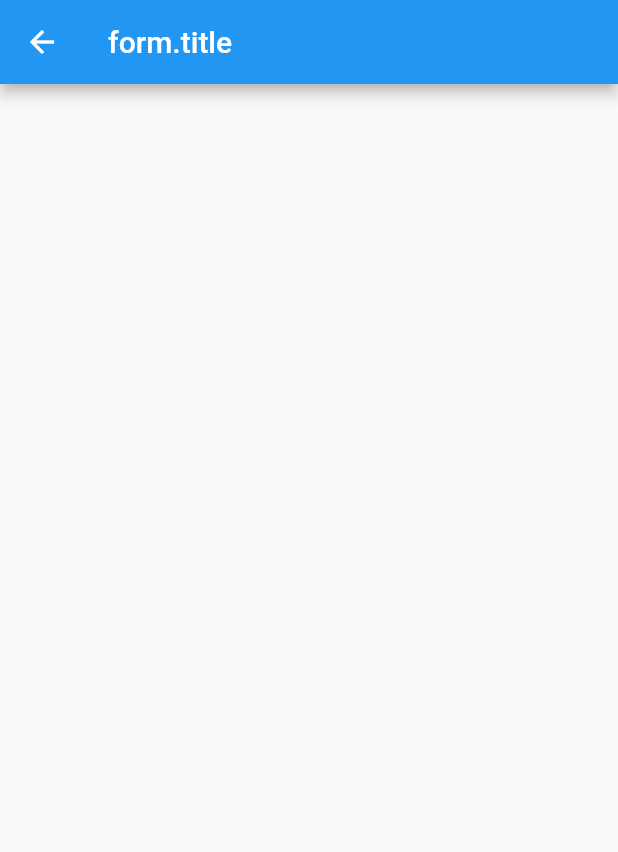
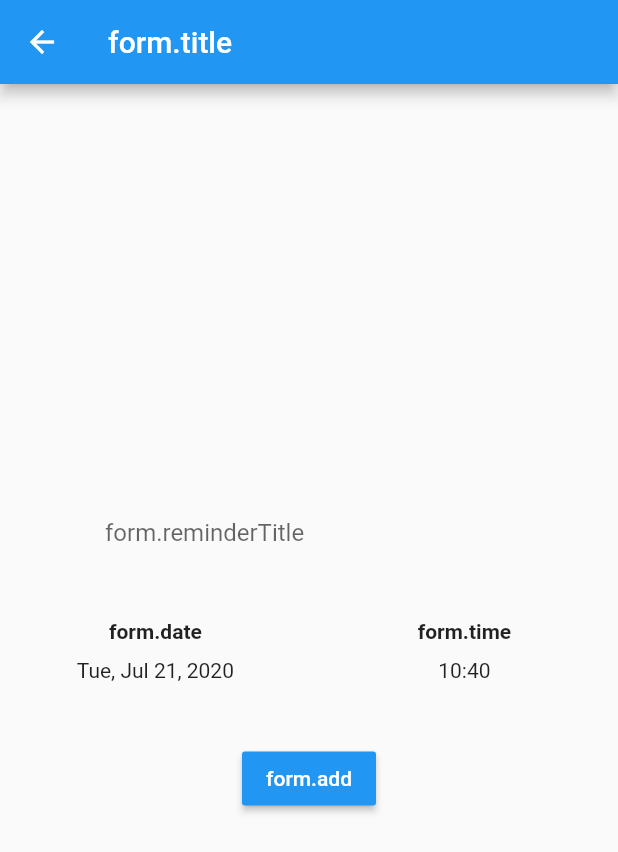
Before and after one commit to joanlopez/flutter-simple-reminders, a Flutter app: the screen it shows after launch, after a tap on the "add" icon, on a phone screen of 412 x 824 dp. Shown: the top 852 px of the screen. Run offline on Flutter 3.47's test engine with Material 2 defaults, Android fonts, the phone set to English and light mode, and no system bars; our stand-ins replace bloc, built_collection, equatable, flutter_bloc, flutter_local_notifications, flutter_translate.

Commit message:
Primitive implementation of schedule & list notifications

```diff
--- a/assets/i18n/en.json
+++ b/assets/i18n/en.json
@@ -1,6 +1,9 @@
 {
   "form": {
+    "add": "Add",
     "date": "Date",
+    "emptyTitle": "Cannot be blank",
+    "reminderTitle": "Reminder's title",
     "selectDate": "Select date",
     "time": "Time",
     "title": "Añadir nuevo recordatorio",
--- a/assets/i18n/es.json
+++ b/assets/i18n/es.json
@@ -1,6 +1,9 @@
 {
   "form": {
+    "add": "Añadir",
     "date": "Fecha",
+    "emptyTitle": "No puede estar vacío",
+    "reminderTitle": "Título del recordatorio",
     "selectDate": "Seleccione una fecha",
     "time": "Hora",
     "title": "Añadir nuevo recordatorio"
--- a/lib/bloc/bloc.dart
+++ b/lib/bloc/bloc.dart
@@ -1,4 +1,5 @@
 import 'package:bloc/bloc.dart';
+import 'package:built_collection/built_collection.dart';
 import 'package:simplereminders/bloc/state.dart';
 import 'package:simplereminders/bloc/event.dart';
 import 'package:simplereminders/domain/reminder.dart';
@@ -8,13 +9,13 @@ class AppBloc extends Bloc<AppEvent, AppState> {
 
   AppBloc(this.repository)
       : assert(repository != null),
-        super(AppState(isLoading: true));
+        super(AppState(isLoading: true, reminders: BuiltList()));
 
   @override
   Stream<AppState> mapEventToState(AppEvent event) async* {
     if (event is AppStarted) {
       repository.fetchReminders().then((reminders) {
-        add(RemindersLoaded(reminders));
+        add(RemindersLoaded(BuiltList.from(reminders)));
       });
 
       yield state.setLoading();
@@ -23,5 +24,10 @@ class AppBloc extends Bloc<AppEvent, AppState> {
     if (event is RemindersLoaded) {
       yield state.setLoaded(event.reminders);
     }
+
+    if (event is ReminderAdded) {
+      await repository.scheduleReminder(event.reminder);
+      yield state.addReminder(event.reminder);
+    }
   }
 }
--- a/lib/bloc/event.dart
+++ b/lib/bloc/event.dart
@@ -1,3 +1,4 @@
+import 'package:built_collection/built_collection.dart';
 import 'package:equatable/equatable.dart';
 import 'package:simplereminders/domain/reminder.dart';
 
@@ -11,10 +12,19 @@ abstract class AppEvent extends Equatable {
 class AppStarted extends AppEvent {}
 
 class RemindersLoaded extends AppEvent {
-  final List<Reminder> reminders;
+  final BuiltList<Reminder> reminders;
 
   RemindersLoaded(this.reminders);
 
   @override
   List<Object> get props => [reminders];
 }
+
+class ReminderAdded extends AppEvent {
+  final Reminder reminder;
+
+  ReminderAdded(this.reminder);
+
+  @override
+  List<Object> get props => [reminder];
+}
--- a/lib/bloc/state.dart
+++ b/lib/bloc/state.dart
@@ -1,18 +1,19 @@
+import 'package:built_collection/built_collection.dart';
 import 'package:equatable/equatable.dart';
 import 'package:simplereminders/domain/reminder.dart';
 
 class AppState extends Equatable {
   final bool isLoading;
-  final List<Reminder> reminders;
+  final BuiltList<Reminder> reminders;
 
-  AppState({this.isLoading = false, this.reminders = const []})
+  AppState({this.isLoading = false, this.reminders})
       : assert(isLoading != null),
         assert(reminders != null);
 
   @override
   List<Object> get props => [isLoading, reminders];
 
-  AppState setLoaded([List<Reminder> reminders]) {
+  AppState setLoaded([BuiltList<Reminder> reminders]) {
     return _copyWith(isLoading: false, reminders: reminders ?? []);
   }
 
@@ -21,14 +22,12 @@ class AppState extends Equatable {
   }
 
   AppState addReminder(Reminder reminder) {
-    reminders.add(reminder);
-
-    return _copyWith(reminders: reminders);
+    return _copyWith(reminders: reminders.rebuild((b) => b.add(reminder)));
   }
 
   AppState _copyWith({
     bool isLoading,
-    List<Reminder> reminders,
+    BuiltList<Reminder> reminders,
   }) {
     return AppState(
       isLoading: isLoading ?? this.isLoading,
--- a/lib/domain/reminder.dart
+++ b/lib/domain/reminder.dart
@@ -1,11 +1,40 @@
+import 'dart:io';
+import 'dart:math';
+import 'package:built_collection/built_collection.dart';
+import 'package:intl/intl.dart';
 import 'package:simplereminders/domain/notification.dart';
 
 class Reminder {
-  final Notification notification;
+  static const int maxId = 9999999;
 
-  const Reminder(this.notification);
+  final String title;
+  final DateTime scheduledAt;
+  Notification notification;
+
+  Reminder({this.title, this.scheduledAt})
+      : assert(title != null && title != ""),
+        assert(scheduledAt != null && scheduledAt.isAfter(DateTime.now())) {
+    this.notification = Notification(_generateId(), title, "", "");
+  }
+
+  Reminder.hydrate(this.title, this.scheduledAt, this.notification)
+      : assert(title != null && title != ""),
+        assert(scheduledAt != null && scheduledAt.isAfter(DateTime.now())),
+        assert(notification != null);
+
+  @override
+  String toString() {
+    String at = DateFormat.yMMMEd(Platform.localeName).add_Hm().format(scheduledAt);
+    return "$title @ $at";
+  }
+
+  int _generateId() {
+    return Random.secure().nextInt(maxId);
+  }
 }
 
 abstract class Repository {
-  Future<List<Reminder>> fetchReminders();
+  Future<void> scheduleReminder(Reminder reminder);
+
+  Future<BuiltList<Reminder>> fetchReminders();
 }
--- a/lib/notifications/repository.dart
+++ b/lib/notifications/repository.dart
@@ -1,3 +1,4 @@
+import 'package:built_collection/built_collection.dart';
 import 'package:flutter_local_notifications/flutter_local_notifications.dart';
 import 'package:simplereminders/domain/reminder.dart';
 import 'package:simplereminders/domain/notification.dart';
@@ -10,12 +11,21 @@ class NotificationsRepository implements Repository {
       : assert(notificationsProvider != null);
 
   @override
-  Future<List<Reminder>> fetchReminders() async {
+  Future<void> scheduleReminder(Reminder reminder) {
+    return notificationsProvider.schedule(reminder.scheduledAt, reminder.title);
+  }
+
+  @override
+  Future<BuiltList<Reminder>> fetchReminders() async {
     List<PendingNotificationRequest> notifications =
         await notificationsProvider.get();
 
-    return notifications
-        .map((n) => Reminder(Notification(n.id, n.title, n.body, n.payload)))
-        .toList();
+    DateTime now = DateTime.now();
+
+    return BuiltList.from(notifications
+        .where((n) => DateTime.parse(n.payload).isAfter(now))
+        .map((n) => Reminder.hydrate(n.title, DateTime.parse(n.payload),
+            Notification(n.id, n.title, n.body, n.payload)))
+        .toList());
   }
 }
--- a/lib/screens/form/screen.dart
+++ b/lib/screens/form/screen.dart
@@ -1,7 +1,12 @@
 import 'package:flutter/widgets.dart';
 import 'package:flutter/material.dart';
 import 'package:flutter/cupertino.dart';
+import 'package:flutter_bloc/flutter_bloc.dart';
+import 'package:simplereminders/bloc/bloc.dart';
+import 'package:simplereminders/bloc/event.dart';
+import 'package:simplereminders/domain/reminder.dart';
 import 'package:simplereminders/mixins/translator.dart';
+import 'package:simplereminders/screens/form/widgets/datetime_row.dart';
 
 class FormScreen extends StatefulWidget {
   static const String route = "form";
@@ -13,18 +18,76 @@ class FormScreen extends StatefulWidget {
 }
 
 class _FormScreenState extends State<FormScreen> with Translator {
+  final _formKey = GlobalKey<FormState>();
+  final _dateTimeRowKey = GlobalKey<DateTimeRowState>();
+
+  TextEditingController titleTextController = TextEditingController();
+
   @override
   Widget build(BuildContext context) {
     return Scaffold(
       appBar: AppBar(
         title: Text(translate("form.title")),
       ),
-      body: Center(
-        child: Column(
-          mainAxisAlignment: MainAxisAlignment.center,
-          children: <Widget>[],
+      body: Form(
+        key: _formKey,
+        child: Center(
+          child: Column(
+            mainAxisAlignment: MainAxisAlignment.center,
+            children: <Widget>[
+              buildTitleInput(),
+              DateTimeRow(key: _dateTimeRowKey),
+              buildSubmit(),
+            ],
+          ),
         ),
       ),
     );
   }
+
+  Padding buildTitleInput() {
+    return Padding(
+      padding: EdgeInsets.symmetric(vertical: 10.0, horizontal: 70.0),
+      child: TextFormField(
+        controller: titleTextController,
+        decoration: InputDecoration(
+          border: InputBorder.none,
+          hintText: translate('form.reminderTitle'),
+        ),
+        validator: (value) {
+          if (value.isEmpty) {
+            return translate("form.emptyTitle");
+          }
+          return null;
+        },
+      ),
+    );
+  }
+
+  Padding buildSubmit() {
+    return Padding(
+      padding: const EdgeInsets.symmetric(vertical: 16.0),
+      child: RaisedButton(
+        color: Colors.blue,
+        textColor: Colors.white,
+        onPressed: () {
+          if (_formKey.currentState.validate()) {
+            dispatchReminderAddedEvent();
+            Navigator.pop(context);
+          }
+        },
+        child: Text(translate("form.add")),
+      ),
+    );
+  }
+
+  void dispatchReminderAddedEvent() {
+    BlocProvider.of<AppBloc>(context)
+      ..add(
+        ReminderAdded(Reminder(
+          title: titleTextController.text.toString(),
+          scheduledAt: _dateTimeRowKey.currentState.currentDateTime(),
+        )),
+      );
+  }
 }
--- a/lib/screens/form/widgets/datetime_row.dart
+++ b/lib/screens/form/widgets/datetime_row.dart
@@ -6,7 +6,9 @@ import 'package:intl/date_symbol_data_local.dart';
 import 'package:simplereminders/mixins/translator.dart';
 
 class DateTimeRow extends StatefulWidget {
-  static const oneHour = Duration(hours: 1);
+  static const tenMinutes = Duration(minutes: 10);
+
+  DateTimeRow({Key key}) : super(key: key);
 
   @override
   DateTimeRowState createState() {
@@ -29,12 +31,18 @@ class DateTimeRowState extends State<DateTimeRow> with Translator {
     date = DateTime.now();
     dateFormat = DateFormat.yMMMEd(Platform.localeName);
 
-    time = currentTimePlusOneHour();
+    time = currentTimePlusTenMinutes();
     timeFormat = DateFormat.Hm(Platform.localeName);
   }
 
-  TimeOfDay currentTimePlusOneHour() {
-    return TimeOfDay.now().replacing(hour: date.add(DateTimeRow.oneHour).hour);
+  DateTime currentDateTime() {
+    return DateTime(date.year, date.month, date.day, time.hour, time.minute);
+  }
+
+  TimeOfDay currentTimePlusTenMinutes() {
+    DateTime nowPlusTenMinutes = date.add(DateTimeRow.tenMinutes);
+    return TimeOfDay(
+        hour: nowPlusTenMinutes.hour, minute: nowPlusTenMinutes.minute);
   }
 
   @override
@@ -45,6 +53,7 @@ class DateTimeRowState extends State<DateTimeRow> with Translator {
         GestureDetector(
             onTap: _pickDate,
             child: Card(
+                color: Colors.transparent,
                 child: Padding(
                     padding: EdgeInsets.symmetric(vertical: 20.0),
                     child: Column(
@@ -59,7 +68,7 @@ class DateTimeRowState extends State<DateTimeRow> with Translator {
         GestureDetector(
             onTap: _pickTime,
             child: Card(
-                color: Colors.white,
+                color: Colors.transparent,
                 shape: RoundedRectangleBorder(),
                 child: Padding(
                     padding: EdgeInsets.all(20.0),
```
Also changed, not shown: lib/notifications/notifications.dart (+4 -4 lines), lib/screens/list/screen.dart (+12 -10 lines), 1 other file.
